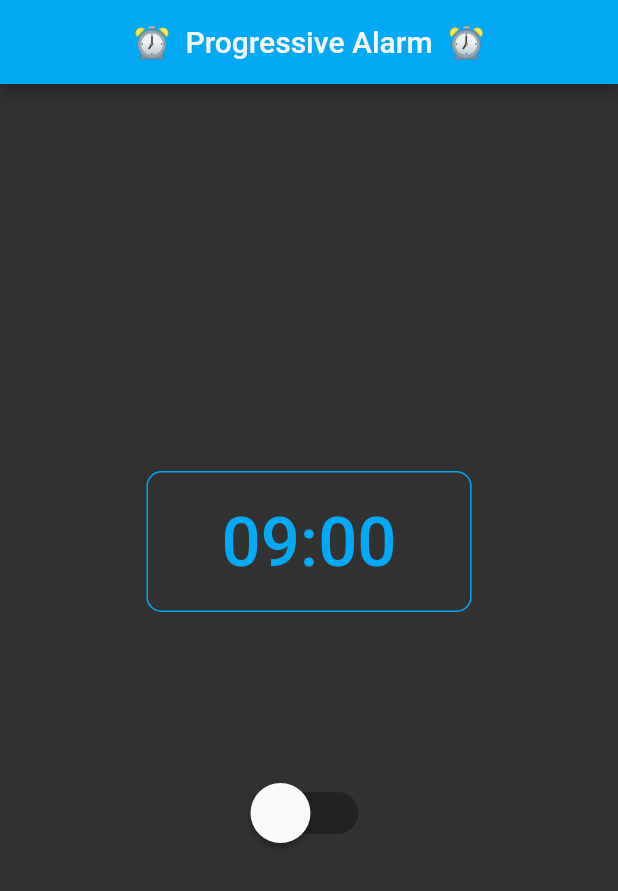
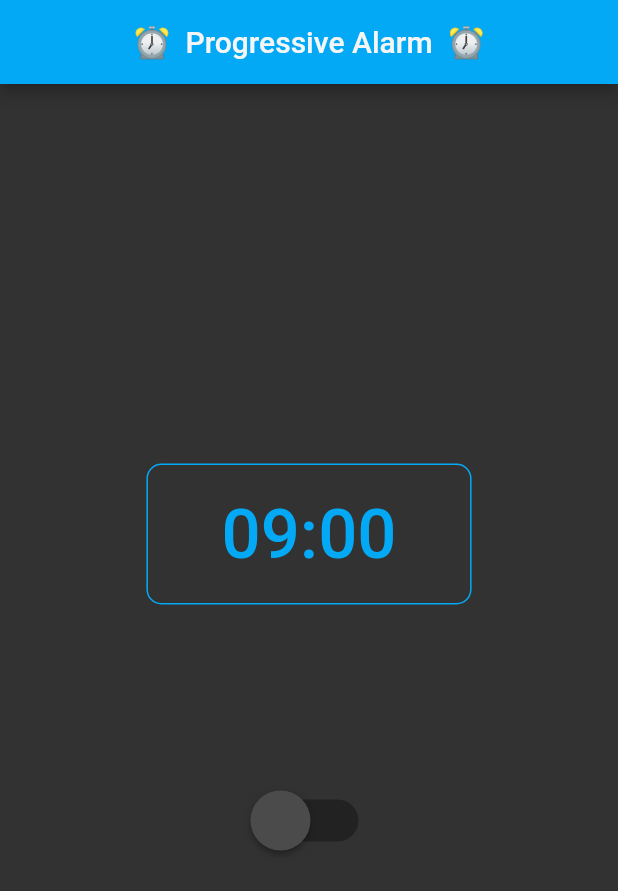
Before and after one commit to mpatajac/flutter-progressive-alarm, a Flutter app: the screen it shows after launch, on a phone screen of 412 x 824 dp. Shown: the top 891 px of the screen. Run offline on Flutter 3.47's test engine with Material 2 defaults, Android fonts, the phone set to English and light mode, and no system bars; our stand-ins replace assets_audio_player; missing offline and left inert: android_alarm_manager.

Commit message:
Update switch colors

```diff
--- a/lib/main.dart
+++ b/lib/main.dart
@@ -40,6 +40,7 @@ class _AlarmSetupState extends State<AlarmSetup> {
   Color _bright = Color.fromRGBO(245, 245, 245, 1);
   Color _blue = Colors.lightBlue;
   Color _dark = Color.fromRGBO(50, 50, 50, 1);
+  Color _midDark = Color.fromRGBO(75, 75, 75, 1);
 
   @override
   void initState() {
@@ -103,13 +104,14 @@ class _AlarmSetupState extends State<AlarmSetup> {
                         style: TextStyle(color: _bright),
                       )
                     : null,
-                margin: EdgeInsets.only(top: 10),
+                margin: EdgeInsets.only(top: 20),
               ),
               SizedBox(height: 100),
               Transform.scale(
                 scale: 2.0,
                 child: Switch(
                   value: _alarmSet,
+                  inactiveThumbColor: _midDark,
                   onChanged: (bool alarmToggleState) {
                     Scaffold.of(context).showSnackBar(
                       SnackBar(
```
